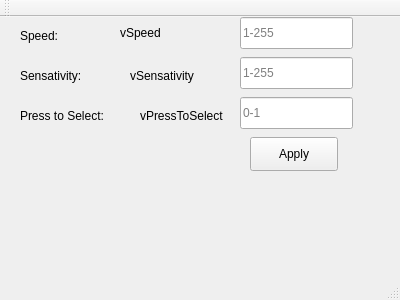
Qt form mainwindow.ui (afogl001/pkf_trackpoint-qt) before a commit.
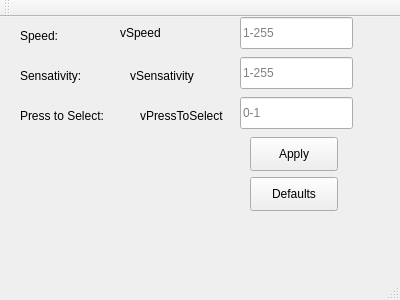
The same form after that commit.

Commit message: Add "Defaults" option Commiting as offical v0.1.0 release

Patch:
```diff
--- a/mainwindow.ui
+++ b/mainwindow.ui
@@ -153,6 +153,19 @@
      <string>0-1</string>
     </property>
    </widget>
+   <widget class="QPushButton" name="button_Defaults">
+    <property name="geometry">
+     <rect>
+      <x>250</x>
+      <y>160</y>
+      <width>88</width>
+      <height>34</height>
+     </rect>
+    </property>
+    <property name="text">
+     <string>Defaults</string>
+    </property>
+   </widget>
   </widget>
   <widget class="QMenuBar" name="menuBar">
    <property name="geometry">
```
The commit also changes 2 other files.
